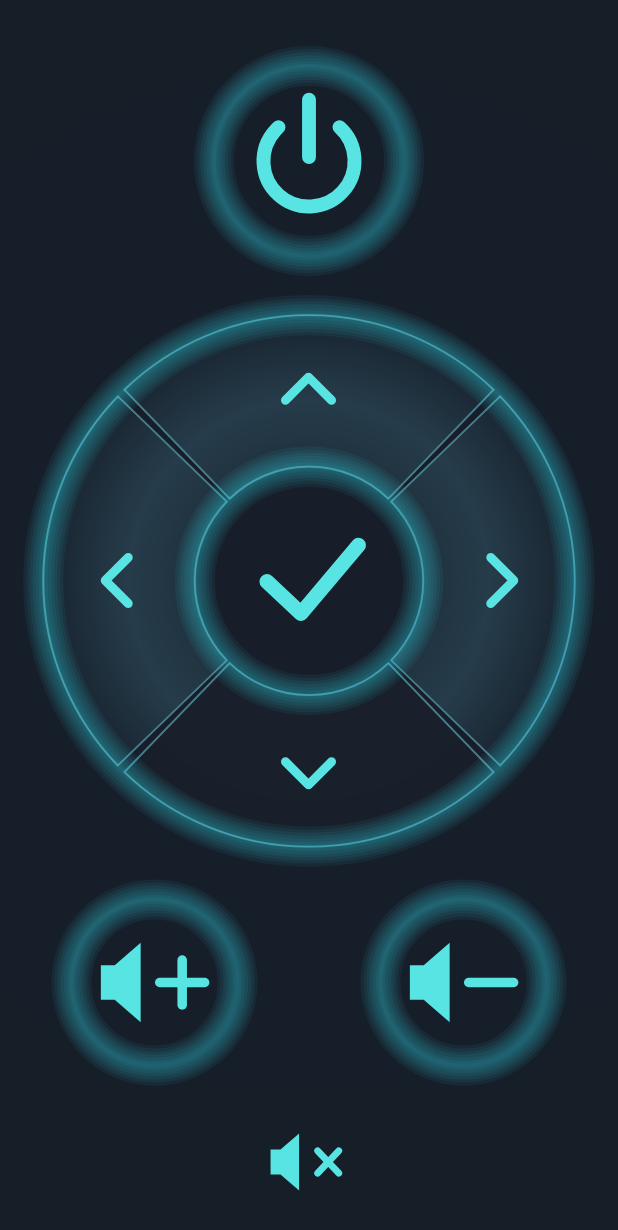
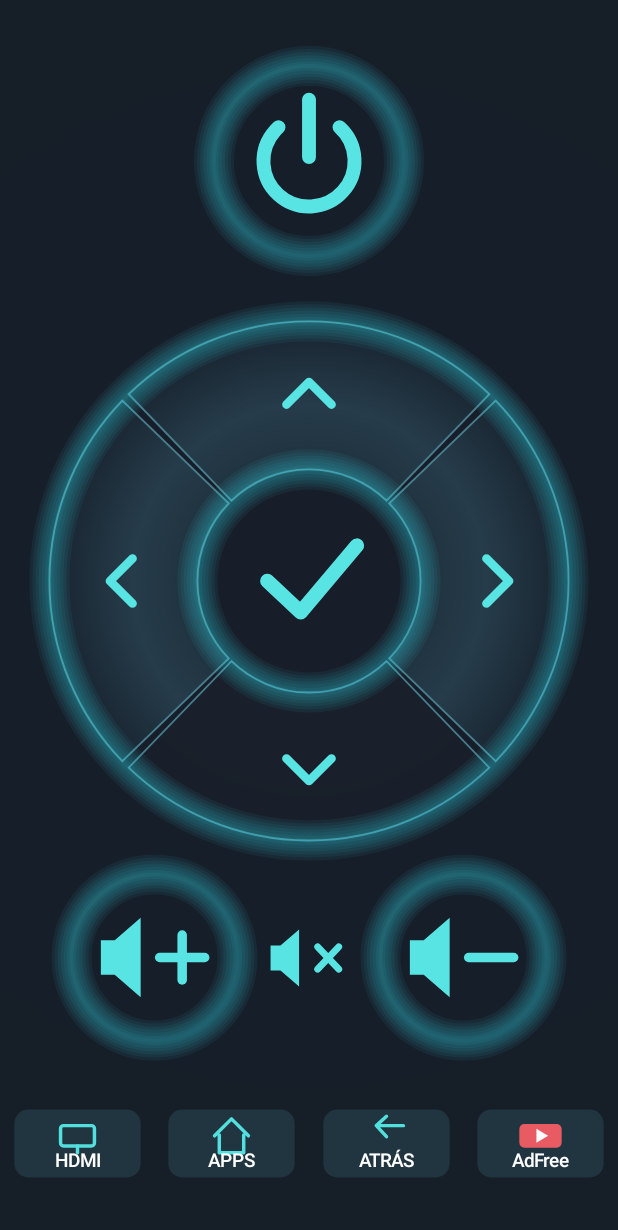
Before and after one commit to contactoomarcamacho-stack/RGB, an Android app: the LgActivity screen opened directly, with no data from a screen before it, on a phone screen of 412 x 824 dp. Shown: the top 1230 px of the screen. Run offline under Robolectric (Android 15) with nearby library versions, the phone set to English and light mode, and no system bars; libraries missing offline, so code that uses them is left out: org.java_websocket.client, org.java_websocket.handshake.

Commit message:
Add LG HDMI/input menu, app Home, YouTube AdFree launch and RGH launcher icon

```diff
--- a/app/build.gradle
+++ b/app/build.gradle
@@ -2,7 +2,7 @@ plugins { id 'com.android.application' }
 android {
     namespace 'com.camacho.rgbcontrol'
     compileSdk 35
-    defaultConfig { applicationId 'com.camacho.rgbcontrol'; minSdk 23; targetSdk 35; versionCode 8; versionName '5.2' }
+    defaultConfig { applicationId 'com.camacho.rgbcontrol'; minSdk 23; targetSdk 35; versionCode 9; versionName '5.3' }
 }
 
 dependencies { implementation "org.java-websocket:Java-WebSocket:1.5.7" }
--- a/app/src/main/AndroidManifest.xml
+++ b/app/src/main/AndroidManifest.xml
@@ -11,6 +11,8 @@
 
     <application
         android:label="CAMACHO RGB CONTROL"
+        android:icon="@drawable/ic_rgh_tv"
+        android:roundIcon="@drawable/ic_rgh_tv"
         android:theme="@android:style/Theme.Material.Light.NoActionBar"
         android:usesCleartextTraffic="false">
 
--- a/app/src/main/java/com/camacho/rgbcontrol/LgCodes.java
+++ b/app/src/main/java/com/camacho/rgbcontrol/LgCodes.java
@@ -4,10 +4,12 @@ package com.camacho.rgbcontrol;
 public final class LgCodes {
     private LgCodes() {}
     public static final int POWER=0,UP=1,DOWN=2,LEFT=3,RIGHT=4,OK=5,VOLUME_UP=6,VOLUME_DOWN=7,MUTE=8;
-    private static final int[] COMMANDS={0x08,0x40,0x41,0x07,0x06,0x44,0x02,0x03,0x09};
-    public static final String[] LABELS={"Apagar o encender","Arriba","Abajo","Izquierda","Derecha","OK","Subir volumen","Bajar volumen","Silencio"};
+    public static final int INPUT_MENU=9,HOME=10,BACK=11,YOUTUBE_ADFREE=12,HDMI_1=13,HDMI_2=14,HDMI_3=15;
+    // Codes on LG NEC address 04 FB. YouTube is a network action, never an IR code.
+    private static final int[] COMMANDS={0x08,0x40,0x41,0x07,0x06,0x44,0x02,0x03,0x09,0x0B,0x7C,0x28,-1,0xCE,0x91,0xD0};
+    public static final String[] LABELS={"Apagar o encender","Arriba","Abajo","Izquierda","Derecha","OK","Subir volumen","Bajar volumen","Silencio","Entradas HDMI","Aplicaciones de la TV","Volver","YouTube AdFree","HDMI 1","HDMI 2","HDMI 3"};
     public static long frame(int action) {
-        if(action<0 || action>=COMMANDS.length) throw new IllegalArgumentException("Botón LG inválido");
+        if(action<0 || action>=COMMANDS.length || COMMANDS[action]<0) throw new IllegalArgumentException("Botón LG inválido");
         return IrCodes.frame(4,0xFB,COMMANDS[action]);
     }
 }
--- a/app/src/main/java/com/camacho/rgbcontrol/LgGeometry.java
+++ b/app/src/main/java/com/camacho/rgbcontrol/LgGeometry.java
@@ -3,12 +3,12 @@ package com.camacho.rgbcontrol;
 /** Responsive icon-only TV controls, with a side layout for short/landscape windows. */
 public final class LgGeometry {
     public final float x,y,width,height,cx,cy,radius;
-    public final float[] centerX=new float[9],centerY=new float[9],keyWidth=new float[9],keyHeight=new float[9];
+    public final float[] centerX=new float[13],centerY=new float[13],keyWidth=new float[13],keyHeight=new float[13];
     public LgGeometry(int screenWidth,int screenHeight,int left,int top,int right,int bottom) {
         x=left;y=top;width=Math.max(1,screenWidth-left-right);height=Math.max(1,screenHeight-top-bottom);
         boolean landscape=width>height*1.2f;
-        cx=x+width*.50f;cy=y+height*(landscape ? .50f:.47f);
-        radius=landscape ? Math.min(width*.215f,height*.41f):Math.min(width*.43f,height*.23f);
+        cx=x+width*.50f;cy=y+height*(landscape ? .45f:.47f);
+        radius=landscape ? Math.min(width*.215f,height*.35f):Math.min(width*.43f,height*.21f);
         float power=landscape ? Math.min(width*.16f,height*.28f):Math.min(width*.32f,height*.18f);
         float volume=landscape ? Math.min(width*.16f,height*.26f):Math.min(width*.28f,height*.15f);
         float small=landscape ? Math.min(width*.13f,height*.18f):Math.min(width*.20f,height*.10f);
@@ -16,9 +16,14 @@ public final class LgGeometry {
         key(5,cx,cy,radius*.80f,radius*.80f);
         key(1,cx,cy-radius*.72f,radius*.84f,radius*.48f);key(2,cx,cy+radius*.72f,radius*.84f,radius*.48f);
         key(3,cx-radius*.72f,cy,radius*.48f,radius*.84f);key(4,cx+radius*.72f,cy,radius*.48f,radius*.84f);
-        key(6,x+width*(landscape ? .88f:.25f),y+height*(landscape ? .29f:.795f),volume,volume);
-        key(7,x+width*(landscape ? .88f:.75f),y+height*(landscape ? .72f:.795f),volume,volume);
-        key(8,x+width*(landscape ? .125f:.50f),y+height*(landscape ? .62f:.94f),small,small);
+        key(6,x+width*(landscape ? .88f:.25f),y+height*(landscape ? .29f:.775f),volume,volume);
+        key(7,x+width*(landscape ? .88f:.75f),y+height*(landscape ? .72f:.775f),volume,volume);
+        key(8,x+width*(landscape ? .125f:.50f),y+height*(landscape ? .62f:.775f),small,small);
+        // Four clearly separate actions: HDMI sources, TV apps, back, YouTube AdFree.
+        float footerWidth=landscape?Math.min(width*.22f,height*.21f):width*.215f;
+        float footerHeight=landscape?Math.min(width*.12f,height*.11f):Math.min(width*.125f,height*.09f);
+        for(int i=0;i<4;i++)
+            key(9+i,x+width*(.125f+.25f*i),y+height*.925f,footerWidth,footerHeight);
     }
     private void key(int i,float cx,float cy,float w,float h) { centerX[i]=cx;centerY[i]=cy;keyWidth[i]=w;keyHeight[i]=h; }
     public int left(int i) { return Math.round(centerX[i]-keyWidth[i]/2); }
--- a/app/src/main/java/com/camacho/rgbcontrol/LgRemoteView.java
+++ b/app/src/main/java/com/camacho/rgbcontrol/LgRemoteView.java
@@ -12,14 +12,14 @@ import android.widget.Button;
 /** Dark, cyan LG remote matching the user's first reference. */
 public final class LgRemoteView extends ViewGroup {
     public interface Listener { void press(int action); void configurePointer(); }
-    private final Button[] keys=new Button[9];
+    private final Button[] keys=new Button[13];
     private final Paint p=new Paint(Paint.ANTI_ALIAS_FLAG);
     private final Handler handler=new Handler(Looper.getMainLooper()); private Runnable repeat;
     private LgGeometry geometry;
     private float x,y,w,h,cx,cy,r; private boolean motion;
     public LgRemoteView(Context context,Listener listener) {
         super(context); setWillNotDraw(false); setBackgroundColor(0xFF151D27);
-        for(int i=0;i<9;i++) {
+        for(int i=0;i<13;i++) {
             final int action=i;
             Button b=new IconButton(context,i); keys[i]=b;
             b.setContentDescription(LgCodes.LABELS[i]); b.setBackgroundColor(Color.TRANSPARENT);
@@ -49,10 +49,10 @@ public final class LgRemoteView extends ViewGroup {
         int width=MeasureSpec.getSize(widthSpec),height=MeasureSpec.getSize(heightSpec); setMeasuredDimension(width,height);
         geometry=new LgGeometry(width,height,getPaddingLeft(),getPaddingTop(),getPaddingRight(),getPaddingBottom());
         x=geometry.x;y=geometry.y;w=geometry.width;h=geometry.height;cx=geometry.cx;cy=geometry.cy;r=geometry.radius;
-        for(int i=0;i<9;i++)size(keys[i],geometry.keyWidth[i],geometry.keyHeight[i]);
+        for(int i=0;i<13;i++)size(keys[i],geometry.keyWidth[i],geometry.keyHeight[i]);
     }
     @Override protected void onLayout(boolean changed,int left,int top,int right,int bottom) {
-        for(int i=0;i<9;i++) {
+        for(int i=0;i<13;i++) {
             int x=geometry.left(i),y=geometry.top(i);keys[i].layout(x,y,x+keys[i].getMeasuredWidth(),y+keys[i].getMeasuredHeight());
         }
     }
@@ -90,6 +90,35 @@ public final class LgRemoteView extends ViewGroup {
                 Path path=new Path();path.moveTo(-s*.18f,s*.08f);path.lineTo(0,-s*.10f);path.lineTo(s*.18f,s*.08f);c.drawPath(path,p);c.restore();
             } else if(action==5) {
                 Path check=new Path();check.moveTo(cx-s*.20f,cy);check.lineTo(cx-s*.04f,cy+s*.15f);check.lineTo(cx+s*.23f,cy-s*.17f);c.drawPath(check,p);
+            } else if(action>=9) {
+                float corner=Math.min(w,h)*.18f;
+                p.setStyle(Paint.Style.FILL);p.setColor(isPressed()?0xFF315B69:0xFF203540);
+                c.drawRoundRect(new RectF(w*.025f,h*.06f,w*.975f,h*.94f),corner,corner,p);
+                p.setColor(action==12?0xFFE95B63:0xFF53DFDD);
+                p.setStyle(Paint.Style.STROKE);p.setStrokeWidth(Math.max(2,s*.045f));
+                float iconY=h*.40f,iconSize=Math.min(w*.18f,h*.22f);
+                if(action==9) {
+                    c.drawRoundRect(new RectF(cx-iconSize,iconY-iconSize*.60f,cx+iconSize,iconY+iconSize*.60f),3,3,p);
+                    c.drawLine(cx,iconY+iconSize*.60f,cx,iconY+iconSize,p);
+                } else if(action==10) {
+                    Path home=new Path();home.moveTo(cx-iconSize,iconY);home.lineTo(cx,iconY-iconSize);home.lineTo(cx+iconSize,iconY);
+                    home.moveTo(cx-iconSize*.72f,iconY-iconSize*.05f);home.lineTo(cx-iconSize*.72f,iconY+iconSize);
+                    home.lineTo(cx+iconSize*.72f,iconY+iconSize);home.lineTo(cx+iconSize*.72f,iconY-iconSize*.05f);c.drawPath(home,p);
+                } else if(action==11) {
+                    Path back=new Path();back.moveTo(cx+iconSize,iconY-iconSize*.6f);back.lineTo(cx-iconSize*.6f,iconY-iconSize*.6f);
+                    back.lineTo(cx,iconY-iconSize*1.15f);back.moveTo(cx-iconSize*.6f,iconY-iconSize*.6f);
+                    back.lineTo(cx,iconY+iconSize*.05f);c.drawPath(back,p);
+                } else {
+                    p.setStyle(Paint.Style.FILL);
+                    c.drawRoundRect(new RectF(cx-iconSize*1.25f,iconY-iconSize*.70f,cx+iconSize*1.25f,iconY+iconSize*.70f),iconSize*.3f,iconSize*.3f,p);
+                    p.setColor(Color.WHITE);Path play=new Path();play.moveTo(cx-iconSize*.24f,iconY-iconSize*.41f);
+                    play.lineTo(cx+iconSize*.45f,iconY);play.lineTo(cx-iconSize*.24f,iconY+iconSize*.41f);play.close();c.drawPath(play,p);
+                }
+                p.setStyle(Paint.Style.FILL);p.setColor(Color.WHITE);
+                p.setTypeface(Typeface.create("sans-serif-medium",Typeface.NORMAL));
+                p.setTextAlign(Paint.Align.CENTER);p.setTextSize(Math.min(w*.145f,h*.245f));
+                String text=action==9?"HDMI":action==10?"APPS":action==11?"ATRÁS":"AdFree";
+                c.drawText(text,cx,h*.80f,p);
             } else {
                 p.setStyle(Paint.Style.FILL);Path speaker=new Path();speaker.moveTo(cx-s*.31f,cy-s*.10f);speaker.lineTo(cx-s*.23f,cy-s*.10f);speaker.lineTo(cx-s*.08f,cy-s*.23f);speaker.lineTo(cx-s*.08f,cy+s*.23f);speaker.lineTo(cx-s*.23f,cy+s*.10f);speaker.lineTo(cx-s*.31f,cy+s*.10f);speaker.close();c.drawPath(speaker,p);
                 p.setStyle(Paint.Style.STROKE);p.setStrokeWidth(s*.055f);
--- a/app/src/main/java/com/camacho/rgbcontrol/WebOsPointer.java
+++ b/app/src/main/java/com/camacho/rgbcontrol/WebOsPointer.java
@@ -21,9 +21,26 @@ public final class WebOsPointer {
     private final Handler main=new Handler(Looper.getMainLooper());
     private volatile int generation;
     private volatile WebSocketClient control,pointer;
+    private volatile boolean controlReady;
     private volatile String candidate;
     public WebOsPointer(SharedPreferences prefs,Listener listener) { this.prefs=prefs;this.listener=listener; }
     public boolean isReady() { WebSocketClient socket=pointer;return socket!=null && socket.isOpen(); }
+    public boolean isControlReady() { WebSocketClient socket=control;return controlReady && socket!=null && socket.isOpen(); }
+    private boolean request(String id,String uri,JSONObject payload) {
+        WebSocketClient ws=control;if(!isControlReady() || ws==null)return false;
+        try {
+            JSONObject message=new JSONObject().put("type","request").put("id",id).put("uri",uri).put("payload",payload);
+            ws.send(message.toString());return true;
+        } catch(Exception ex) { post(generation,()->listener.status("No se pudo enviar la orden a la TV"));return false; }
+    }
+    public boolean switchHdmi(int number) {
+        if(number<1 || number>3)return false;
+        return request("hdmi"+number,"ssap://tv/switchInput",new JSONObject(java.util.Collections.singletonMap("inputId","HDMI_"+number)));
+    }
+    public boolean launchAdFree() {
+        return request("youtubeAdFree","ssap://com.webos.applicationManager/launch",
+            new JSONObject(java.util.Collections.singletonMap("id","youtube.leanback.v4")));
+    }
     public void connect(String host) {
         close();
         if(!LocalTvAddress.valid(host)) { listener.status("Ingresá la IP local de la TV, por ejemplo 192.168.1.20");return; }
@@ -50,7 +67,7 @@ public final class WebOsPointer {
                 if(mouse) { post(session,()->{listener.status("Puntero Wi-Fi conectado");listener.ready();});return; }
                 try {
                     JSONObject manifest=new JSONObject().put("manifestVersion",1).put("appVersion","5.0")
-                        .put("permissions",new JSONArray(new String[]{"CONTROL_INPUT_JOYSTICK","CONTROL_MOUSE_AND_KEYBOARD","CONTROL_INPUT_TEXT"}));
+                        .put("permissions",new JSONArray(new String[]{"CONTROL_INPUT_JOYSTICK","CONTROL_MOUSE_AND_KEYBOARD","CONTROL_INPUT_TEXT","LAUNCH","LAUNCH_WEBAPP","READ_INSTALLED_APPS","CONTROL_INPUT_TV"}));
                     JSONObject payload=new JSONObject().put("pairingType","PROMPT").put("forcePairing",false).put("manifest",manifest);
                     String key=prefs.getString("key-"+host,"");if(!key.isEmpty())payload.put("client-key",key);
                     send(new JSONObject().put("type","register").put("id","register").put("payload",payload).toString());
@@ -62,22 +79,40 @@ public final class WebOsPointer {
                 try {
                     JSONObject data=new JSONObject(message);String type=data.optString("type");JSONObject payload=data.optJSONObject("payload");
                     if("registered".equals(type)) {
+                        controlReady=true;
+                        post(session,()->listener.status("TV vinculada por Wi-Fi. HDMI y YouTube AdFree disponibles."));
                         if(payload!=null && payload.has("client-key"))prefs.edit().putString("key-"+host,payload.getString("client-key")).apply();
                         send(new JSONObject().put("type","request").put("id","pointer").put("uri","ssap://com.webos.service.networkinput/getPointerInputSocket").toString());
                     } else if("response".equals(type) && "pointer".equals(data.optString("id")) && payload!=null) {
                         URI path=new URI(payload.getString("socketPath"));
                         if(pointer!=null)pointer.close();pointer=socket(path,host,session,true);pointer.connect();
-                    } else if("error".equals(type)) post(session,()->{WebOsPointer.this.close();listener.status("webOS rechazó el control del puntero. Puede requerir otra configuración o no ser compatible con este modelo.");});
+                    } else if("response".equals(type) || "error".equals(type)) {
+                        String id=data.optString("id");
+                        if("pointer".equals(id)) {
+                            post(session,()->listener.status("El puntero no está disponible en esta TV. HDMI y apps siguen habilitados."));
+                        } else if("youtubeAdFree".equals(id) || id.startsWith("hdmi")) {
+                            boolean ok="response".equals(type) && payload!=null && payload.optBoolean("returnValue",false);
+                            String operation="youtubeAdFree".equals(id)?"YouTube AdFree":id.toUpperCase(java.util.Locale.ROOT);
+                            String message=ok?("Orden enviada: "+operation):("La TV no aceptó "+operation+". Revisá la aplicación o los permisos webOS.");
+                            post(session,()->listener.status(message));
+                        } else if("error".equals(type)) {
+                            post(session,()->listener.status("La TV rechazó una orden. Revisá los permisos de vinculación."));
+                        }
+                    }
                 } catch(Exception ex) { post(session,()->{WebOsPointer.this.close();listener.status("La respuesta de la TV no permite abrir un puntero compatible");}); }
             }
             @Override public void onClose(int code,String reason,boolean remote) {
-                post(session,()->{WebOsPointer.this.close();listener.status("Puntero desconectado. Los botones infrarrojos siguen disponibles.");});
+                post(session,()->{
+                    if(mouse) { pointer=null;listener.status("Puntero desconectado. La conexión Wi-Fi sigue disponible."); }
+                    else { WebOsPointer.this.close();listener.status("TV desconectada. Los botones infrarrojos siguen disponibles."); }
+                });
             }
             @Override public void onError(Exception ex) {
                 post(session,()->{
+                    if(mouse) { pointer=null;listener.status("Puntero no disponible. HDMI y aplicaciones siguen disponibles por Wi-Fi.");return; }
                     String fingerprint=candidate;WebOsPointer.this.close();
                     if(fingerprint!=null)listener.certificate(host,fingerprint);
-                    else listener.status("No se pudo conectar el puntero. Revisá la IP, el Wi-Fi y que la TV tenga webOS compatible.");
+                    else listener.status("No se pudo conectar a la TV. Revisá la IP, el Wi-Fi y que la TV tenga webOS compatible.");
                 });
             }
         };
@@ -109,7 +144,7 @@ public final class WebOsPointer {
         try { ws.send("type:click\n\n");return true; } catch(RuntimeException ex) { return false; }
     }
     public void close() {
-        generation++;WebSocketClient p=pointer,c=control;pointer=null;control=null;
+        generation++;controlReady=false;WebSocketClient p=pointer,c=control;pointer=null;control=null;
         if(p!=null)p.close();if(c!=null)c.close();
     }
 }
```
Also changed, not shown: app/src/main/java/com/camacho/rgbcontrol/LgActivity.java (+39 -6 lines), app/src/main/res/drawable/ic_rgh_tv.xml (added, +15 -0 lines), 3 other files.
